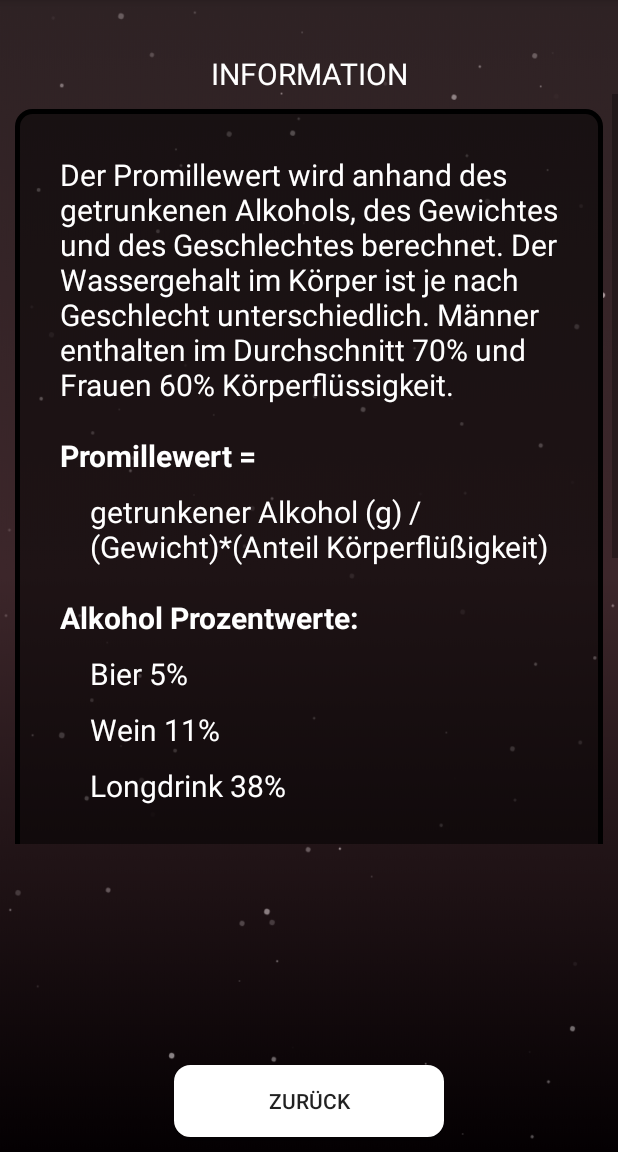
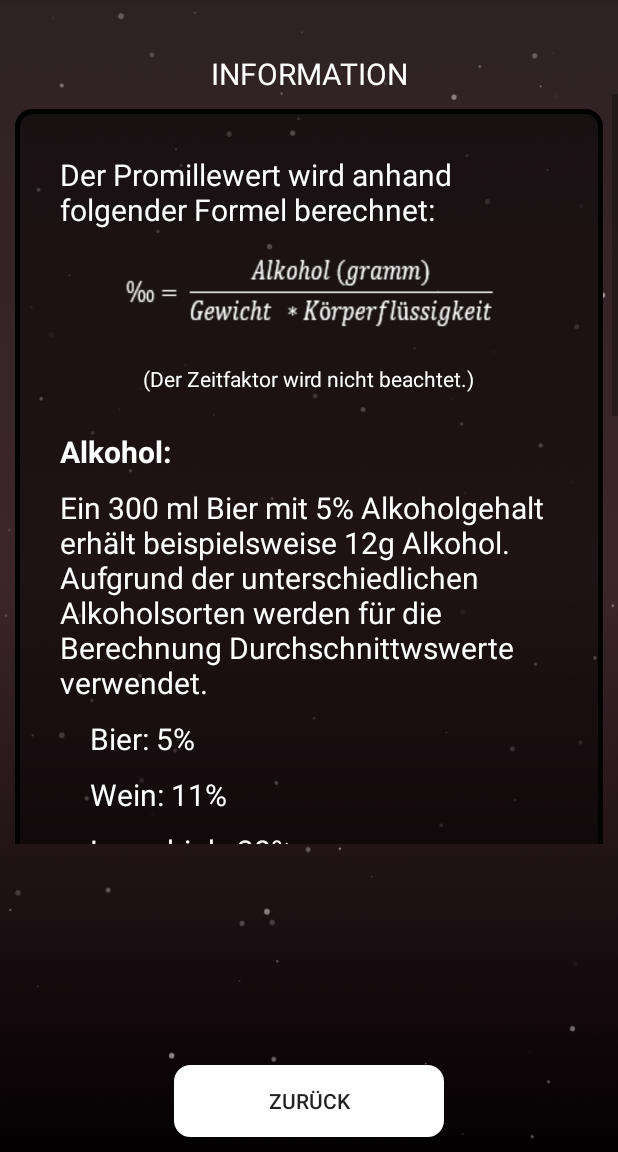
Before and after one commit to not-productive-yet/Promillerechner, an Android app: the Information screen opened directly, with no data from a screen before it, on a phone screen of 412 x 824 dp, the part 84-1236 px from its top. Run offline under Robolectric (Android 15) with nearby library versions, the phone set to English and light mode, and no system bars.

Commit message:
infoseite überarbeitet

```diff
--- a/app/src/main/res/layout/activity_information.xml
+++ b/app/src/main/res/layout/activity_information.xml
@@ -46,38 +46,47 @@
                 android:textColor="@color/colorWhite"
                 android:textSize="20sp" />
 
-            <TextView
-                android:id="@+id/promillewert"
-                android:layout_width="wrap_content"
-                android:layout_height="wrap_content"
-                android:layout_marginStart="10dp"
-                android:layout_marginTop="20dp"
-                android:text="@string/promillewert_Ueberschrift"
-                android:textColor="@color/colorWhite"
-                android:textSize="20sp"
-                android:textStyle="bold" />
-            <TextView
+
+            <ImageView
                 android:id="@+id/ergebnisFormel"
                 android:layout_width="wrap_content"
                 android:layout_height="wrap_content"
                 android:layout_gravity="center_horizontal"
-                android:layout_marginStart="20dp"
                 android:layout_marginTop="10dp"
-                android:text="@string/Formel"
-                android:textColor="@color/colorWhite"
-                android:textSize="20sp"
+                android:background="@drawable/formel"
+                android:padding="30dp"
                 />
 
+            <TextView
+                android:id="@+id/zeit"
+                android:layout_width="wrap_content"
+                android:layout_height="wrap_content"
+                android:layout_marginTop="15dp"
+                android:text="(Der Zeitfaktor wird nicht beachtet.)"
+                android:textColor="@color/colorWhite"
+                android:textSize="14sp"
+                android:layout_gravity="center_horizontal"
+                />
             <TextView
                 android:id="@+id/alkohol"
                 android:layout_width="wrap_content"
                 android:layout_height="wrap_content"
                 android:layout_marginStart="10dp"
-                android:layout_marginTop="20dp"
+                android:layout_marginTop="25dp"
                 android:text="@string/alkohol_prozentwerte_Ueberschrift"
                 android:textColor="@color/colorWhite"
                 android:textSize="20sp"
                 android:textStyle="bold" />
+
+            <TextView
+                android:id="@+id/textAlkoholInfo"
+                android:layout_width="wrap_content"
+                android:layout_height="wrap_content"
+                android:layout_marginStart="10dp"
+                android:layout_marginTop="10dp"
+                android:text="@string/textAlkoholInfo"
+                android:textColor="@color/colorWhite"
+                android:textSize="20sp" />
 
             <TextView
                 android:id="@+id/textAlkoholBier"
@@ -108,16 +117,59 @@
                 android:text="@string/longdrink_prozent"
                 android:textColor="@color/colorWhite"
                 android:textSize="20sp" />
+
             <TextView
-                android:id="@+id/ampel"
+                android:id="@+id/person"
                 android:layout_width="wrap_content"
                 android:layout_height="wrap_content"
                 android:layout_marginStart="10dp"
-                android:layout_marginTop="20dp"
-                android:text="@string/ergebnis_Ueberschrift"
+                android:layout_marginTop="25dp"
+                android:text="@string/person_formel"
                 android:textColor="@color/colorWhite"
                 android:textSize="20sp"
                 android:textStyle="bold" />
+
+            <TextView
+                android:id="@+id/textpersonInfo"
+                android:layout_width="wrap_content"
+                android:layout_height="wrap_content"
+                android:layout_marginStart="10dp"
+                android:layout_marginTop="10dp"
+                android:text="@string/textPersonInfo"
+                android:textColor="@color/colorWhite"
+                android:textSize="20sp" />
+
+            <TextView
+                android:id="@+id/strich"
+                android:layout_width="wrap_content"
+                android:layout_height="wrap_content"
+                android:layout_marginTop="20dp"
+                android:text="______________________________________"
+                android:textColor="@color/colorWhite"
+                android:textSize="20sp"
+                android:textStyle="bold"/>
+
+            <TextView
+                android:id="@+id/ergebnisInfo"
+                android:layout_width="wrap_content"
+                android:layout_height="wrap_content"
+                android:layout_marginTop="20dp"
+                android:text="Das Ergebnis wird folgendermaßen interpretiert: "
+                android:textColor="@color/colorWhite"
+                android:textSize="20sp"
+                 />
+
+            <TextView
+                android:id="@+id/promillewert"
+                android:layout_width="wrap_content"
+                android:layout_height="wrap_content"
+                android:layout_marginStart="10dp"
+                android:layout_marginTop="25dp"
+                android:text="Promillewert"
+                android:textColor="@color/colorWhite"
+                android:textStyle="bold"
+                android:textSize="20sp" />
+
 
             <TextView
                 android:id="@+id/grün"
@@ -127,7 +179,8 @@
                 android:layout_marginTop="10dp"
                 android:text="@string/promillewert_gruen"
                 android:textColor="@color/colorWhite"
-                android:textSize="20sp" />
+                android:textSize="20sp"
+                />
 
             <TextView
                 android:id="@+id/gelb"
@@ -154,12 +207,12 @@
                 android:layout_width="wrap_content"
                 android:layout_height="wrap_content"
                 android:layout_marginStart="10dp"
-                android:layout_marginTop="20dp"
-                android:text="@string/diagramm_Ueberschrift"
+                android:layout_marginTop="25dp"
+                android:text="Diagramm"
                 android:textColor="@color/colorWhite"
                 android:textStyle="bold"
                 android:textSize="20sp" />
-            <TextView
+                        <TextView
                 android:id="@+id/graphbeschreibung"
                 android:layout_width="wrap_content"
                 android:layout_height="wrap_content"
--- a/app/src/main/res/values/strings.xml
+++ b/app/src/main/res/values/strings.xml
@@ -37,22 +37,25 @@
     <string name="PromilleWert">1.5</string>
     <string name="gewicht_in_kg">Gewicht \nin kg</string>
     <string name="groeße_in_cm">Größe \nin cm</string>
-    <string name="Info_Erklaerung">Der Promillewert wird anhand des getrunkenen Alkohols, des Gewichtes und des Geschlechtes berechnet. Der Wassergehalt im Körper ist je nach Geschlecht unterschiedlich. Männer enthalten im Durchschnitt 70% und Frauen 60% Körperflüssigkeit.</string>
-    <string name="promillewert_Ueberschrift">Promillewert =</string>
+    <string name="Info_Erklaerung">Der Promillewert wird anhand folgender Formel berechnet: </string>
+    <string name="körperflüssigkeit">Die Körperflüssigkeit ist bei Frauen: 60% und Männer: 70%.</string>
     <string name="Formel">getrunkener Alkohol (g) /(Gewicht)*(Anteil Körperflüßigkeit)</string>
-    <string name="alkohol_prozentwerte_Ueberschrift">Alkohol Prozentwerte:</string>
-    <string name="wein_prozent">Wein 11%</string>
-    <string name="longdrink_prozent">Longdrink 38%</string>
-    <string name="bier_prozent">Bier 5%</string>
+    <string name="alkohol_prozentwerte_Ueberschrift">Alkohol:</string>
+    <string name="wein_prozent">Wein: 11%</string>
+    <string name="longdrink_prozent">Longdrink: 38%</string>
+    <string name="bier_prozent">Bier: 5%</string>
     <string name="ergebnis_Ueberschrift">Ergebnis:</string>
-    <string name="promillewert_gruen"><![CDATA[Grün: Promillewert < 0,5‰]]></string>
-    <string name="promillewert_gelb"><![CDATA[Gelb: 0,5‰ <= Promillewert < 1,5‰]]></string>
-    <string name="promillewert_rot"><![CDATA[Rot: Promillewert > 1,5‰]]></string>
+    <string name="promillewert_gruen"><![CDATA[Grün: < 0,5‰]]></string>
+    <string name="promillewert_gelb"><![CDATA[Gelb: 0,5‰ - 1,5‰]]></string>
+    <string name="promillewert_rot"><![CDATA[Rot: > 1,5‰]]></string>
     <string name="diagramm_Ueberschrift">Diagramm:</string>
-    <string name="ausnuechtern_text">Der Mensch baut im Durchschnitt 0,1‰ pro Stunde ab. Diesen Abbau zeigt das Diagramm bis zur vollständigen Ausnüchterung an.</string>
+    <string name="ausnuechtern_text">Im Durchschnitt werden 0,1‰ pro Stunde abgebaut. Das Diagramm zeigt den sinkenden Promillewert bis zur vollständigen Ausnüchterung an.</string>
     <string name="einverstaendnis">Hab\'s verstanden!</string>
     <string name="rechner">rechner</string>
     <string name="personen">Personen</string>
     <string name="information">Information</string>
     <string name="bin">bin</string>
+    <string name="textAlkoholInfo">Ein 300 ml Bier mit 5% Alkoholgehalt erhält beispielsweise 12g Alkohol. Aufgrund der unterschiedlichen Alkoholsorten werden für die Berechnung Durchschnittwswerte verwendet.</string>
+    <string name="person_formel">Gewicht und Körperflüssigkeit:</string>
+    <string name="textPersonInfo">Je mehr Körpermasse und Körperflüssigkeit vorhanden ist desto höher ist die Alkoholvertäglichkeit. Frauen haben im Durhschnitt 60% und Männer 70% Wassergehalt.</string>
 </resources>
```
Also changed, not shown: app/src/main/res/drawable-v24/formel.png (added).
